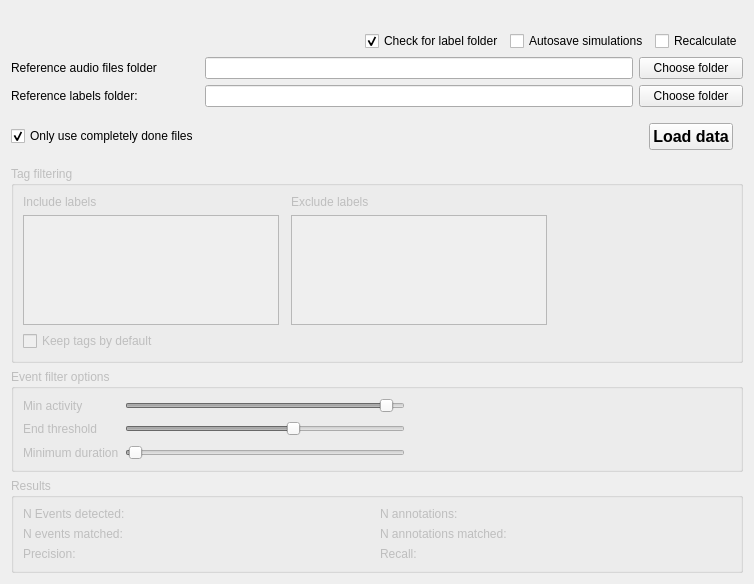
Before: the Qt Designer form src/gui/widgets/analysis/ui/detector_evaluation.ui in Vin985/ecosongs, drawn with Qt 5.
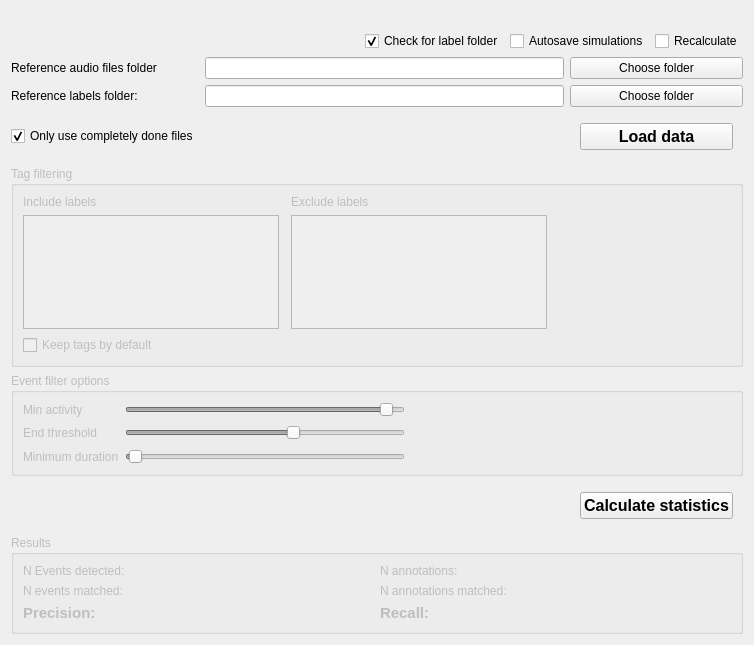
After: the same form once the commit is applied.

Commit message: global logic on detector evaluation

```diff
--- a/src/gui/widgets/analysis/ui/detector_evaluation.ui
+++ b/src/gui/widgets/analysis/ui/detector_evaluation.ui
@@ -7,7 +7,7 @@
     <x>0</x>
     <y>0</y>
     <width>754</width>
-    <height>584</height>
+    <height>645</height>
    </rect>
   </property>
   <property name="windowTitle">
@@ -17,7 +17,7 @@
    <item row="2" column="1">
     <widget class="QLineEdit" name="input_audio_folder"/>
    </item>
-   <item row="9" column="0" colspan="3">
+   <item row="11" column="0" colspan="3">
     <spacer name="verticalSpacer">
      <property name="orientation">
       <enum>Qt::Vertical</enum>
@@ -361,15 +361,19 @@
       </property>
       <item>
        <widget class="QGroupBox" name="groupBox_3">
-        <property name="enabled">
-         <bool>false</bool>
-        </property>
         <property name="title">
          <string>Results</string>
         </property>
         <layout class="QGridLayout" name="gridLayout_2">
          <item row="2" column="3">
           <widget class="QLabel" name="lbl_recall">
+           <property name="font">
+            <font>
+             <pointsize>11</pointsize>
+             <weight>75</weight>
+             <bold>true</bold>
+            </font>
+           </property>
            <property name="text">
             <string/>
            </property>
@@ -377,6 +381,13 @@
          </item>
          <item row="2" column="1">
           <widget class="QLabel" name="lbl_precision">
+           <property name="font">
+            <font>
+             <pointsize>11</pointsize>
+             <weight>75</weight>
+             <bold>true</bold>
+            </font>
+           </property>
            <property name="text">
             <string/>
            </property>
@@ -384,6 +395,13 @@
          </item>
          <item row="2" column="2">
           <widget class="QLabel" name="label_15">
+           <property name="font">
+            <font>
+             <pointsize>11</pointsize>
+             <weight>75</weight>
+             <bold>true</bold>
+            </font>
+           </property>
            <property name="text">
             <string>Recall:</string>
            </property>
@@ -391,6 +409,13 @@
          </item>
          <item row="2" column="0">
           <widget class="QLabel" name="label_13">
+           <property name="font">
+            <font>
+             <pointsize>11</pointsize>
+             <weight>75</weight>
+             <bold>true</bold>
+            </font>
+           </property>
            <property name="text">
             <string>Precision:</string>
            </property>
@@ -509,6 +534,36 @@
      </property>
     </widget>
    </item>
+   <item row="6" column="2">
+    <layout class="QHBoxLayout" name="horizontalLayout_2">
+     <property name="leftMargin">
+      <number>10</number>
+     </property>
+     <property name="topMargin">
+      <number>10</number>
+     </property>
+     <property name="rightMargin">
+      <number>10</number>
+     </property>
+     <property name="bottomMargin">
+      <number>10</number>
+     </property>
+     <item>
+      <widget class="QPushButton" name="btn_calculate">
+       <property name="font">
+        <font>
+         <pointsize>12</pointsize>
+         <weight>75</weight>
+         <bold>true</bold>
+        </font>
+       </property>
+       <property name="text">
+        <string>Calculate statistics</string>
+       </property>
+      </widget>
+     </item>
+    </layout>
+   </item>
   </layout>
  </widget>
  <resources/>
```
The commit also changes 2 other files.
